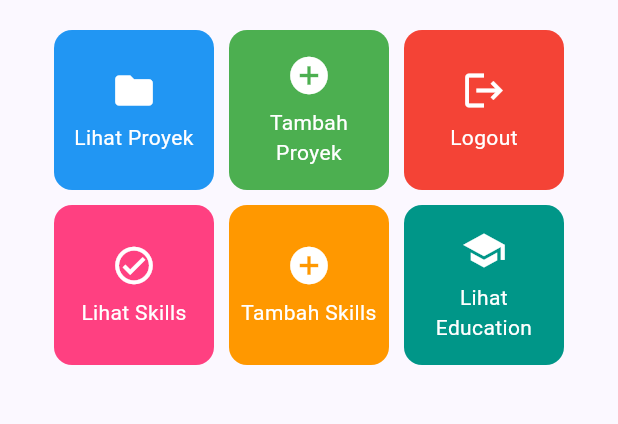
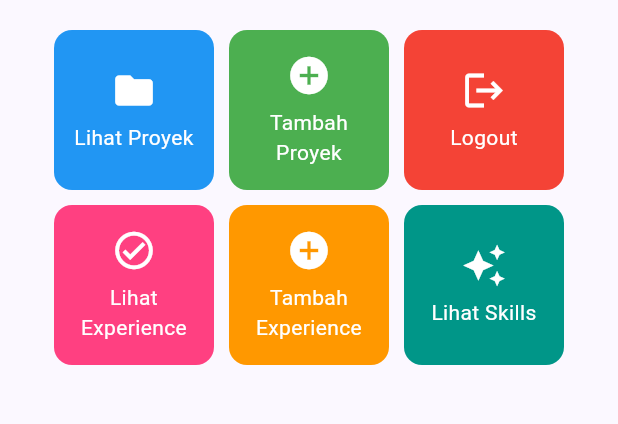
Before and after one commit to yohanalouisa/myportofolio_mobile, a Flutter app: the screen it shows after launch, on a phone screen of 412 x 824 dp, the part 387-811 px from its top. Run offline on Flutter 3.47's test engine with Material 3 defaults, Android fonts, the phone set to English and light mode, and no system bars; our stand-ins replace material_ui.

Commit message:
feat: Add experience form page

```diff
--- a/lib/screens/menu.dart
+++ b/lib/screens/menu.dart
@@ -1,6 +1,7 @@
 import 'package:material_ui/material_ui.dart';
 import 'package:myportofolio_mobile/widgets/left_drawer.dart';
 import 'package:myportofolio_mobile/widgets/project_card.dart';
+import 'package:myportofolio_mobile/widgets/experience_card.dart';
 
 class MyHomePage extends StatelessWidget {
   MyHomePage({super.key});
@@ -13,9 +14,9 @@ class MyHomePage extends StatelessWidget {
     ItemHomepage("Lihat Proyek", Icons.folder, Colors.blue),
     ItemHomepage("Tambah Proyek", Icons.add_circle, Colors.green),
     ItemHomepage("Logout", Icons.logout, Colors.red),
-    ItemHomepage("Lihat Skills", Icons.check_circle_outline_sharp, Colors.pinkAccent),
-    ItemHomepage("Tambah Skills", Icons.add_circle, Colors.orange),
-    ItemHomepage("Lihat Education", Icons.school, Colors.teal),
+    ItemHomepage("Lihat Experience", Icons.check_circle_outline_sharp, Colors.pinkAccent),
+    ItemHomepage("Tambah Experience", Icons.add_circle, Colors.orange),
+    ItemHomepage("Lihat Skills", Icons.auto_awesome, Colors.teal),
   ];
 
   @override
@@ -36,7 +37,7 @@ class MyHomePage extends StatelessWidget {
       ),
       // Body halaman utama dengan padding di sekelilingnya.
       drawer: const LeftDrawer(),
-      body: Padding(
+      body: SingleChildScrollView(
         padding: const EdgeInsets.all(16.0),
         child: Column(
           crossAxisAlignment: CrossAxisAlignment.center,
@@ -77,8 +78,15 @@ class MyHomePage extends StatelessWidget {
                     crossAxisCount: 3,
                     // shrinkWrap agar ukuran kisi menyesuaikan tinggi konten anak.
                     shrinkWrap: true,
+                    physics: const NeverScrollableScrollPhysics(),
                     children: items.map((ItemHomepage item) {
-                      return ItemCard(item);
+                      if (item.name == "Tambah Proyek"){
+                        return ProjectCard(item);
+                      } else if (item.name == "Tambah Experience"){
+                        return ExperienceCard(item);
+                      } else{
+                        return ProjectCard(item);
+                      }
                     }).toList(),
                   ),
                 ],
--- /dev/null
+++ b/lib/widgets/experience_card.dart
@@ -0,0 +1,54 @@
+import 'package:material_ui/material_ui.dart';
+import 'package:myportofolio_mobile/screens/menu.dart';
+import 'package:myportofolio_mobile/screens/experience_form.dart';
+
+class ExperienceCard extends StatelessWidget {
+  final ItemHomepage item;
+
+  const ExperienceCard(this.item, {super.key});
+
+  @override
+  Widget build(BuildContext context) {
+    return Material(
+      // Menggunakan warna sekunder dari skema tema aplikasi.
+      color: item.color,
+      borderRadius: BorderRadius.circular(12),
+      child: InkWell(
+        // Aksi ketika kartu ditekan oleh pengguna.
+        onTap: () {
+          // Menampilkan SnackBar dengan pesan interaktif.
+          ScaffoldMessenger.of(context)
+            ..hideCurrentSnackBar()
+            ..showSnackBar(
+              SnackBar(content: Text("Kamu telah menekan tombol ${item.name}!"))
+            );
+
+          if (item.name == "Tambah Experience") {
+            Navigator.push(context, MaterialPageRoute(builder: (context) => ExperienceFormPage()));
+          }
+        },
+        child: Container(
+          padding: const EdgeInsets.all(8),
+          child: Center(
+            child: Column(
+              mainAxisAlignment: MainAxisAlignment.center,
+              children: [
+                Icon(
+                  item.icon,
+                  color: Colors.white,
+                  size: 30.0,
+                ),
+                const Padding(padding: EdgeInsets.all(3)),
+                Text(
+                  item.name,
+                  textAlign: TextAlign.center,
+                  style: const TextStyle(color: Colors.white),
+                ),
+              ],
+            ),
+          ),
+        ),
+      ),
+    );
+  }
+}
--- a/lib/widgets/project_card.dart
+++ b/lib/widgets/project_card.dart
@@ -2,10 +2,10 @@ import 'package:material_ui/material_ui.dart';
 import 'package:myportofolio_mobile/screens/menu.dart';
 import 'package:myportofolio_mobile/screens/project_form.dart';
 
-class ItemCard extends StatelessWidget {
+class ProjectCard extends StatelessWidget {
   final ItemHomepage item;
 
-  const ItemCard(this.item, {super.key});
+  const ProjectCard(this.item, {super.key});
 
   @override
   Widget build(BuildContext context) {
```
Also changed, not shown: lib/screens/experience_form.dart (added, +241 -0 lines), lib/widgets/left_drawer.dart (+15 -1 lines).
